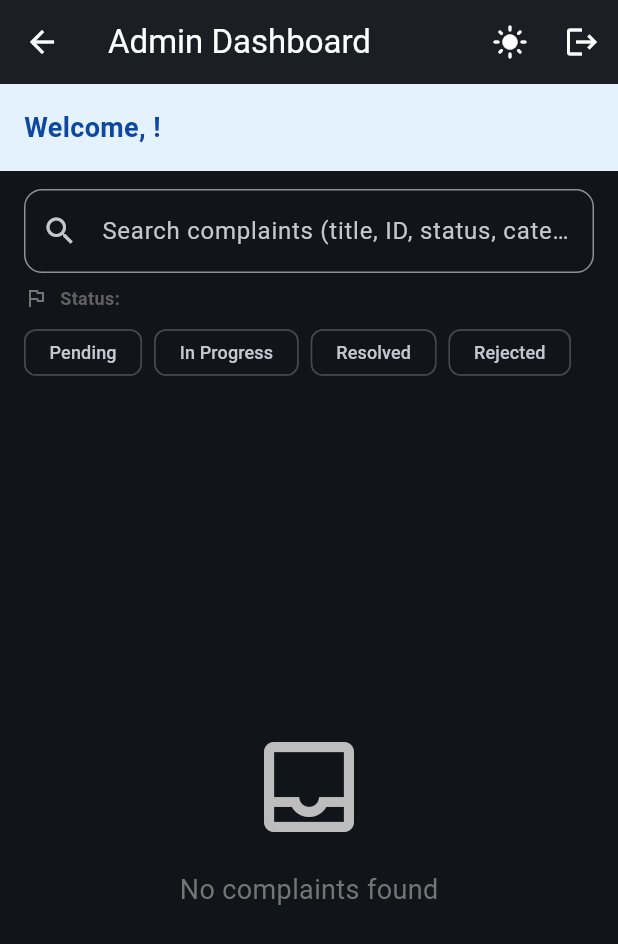
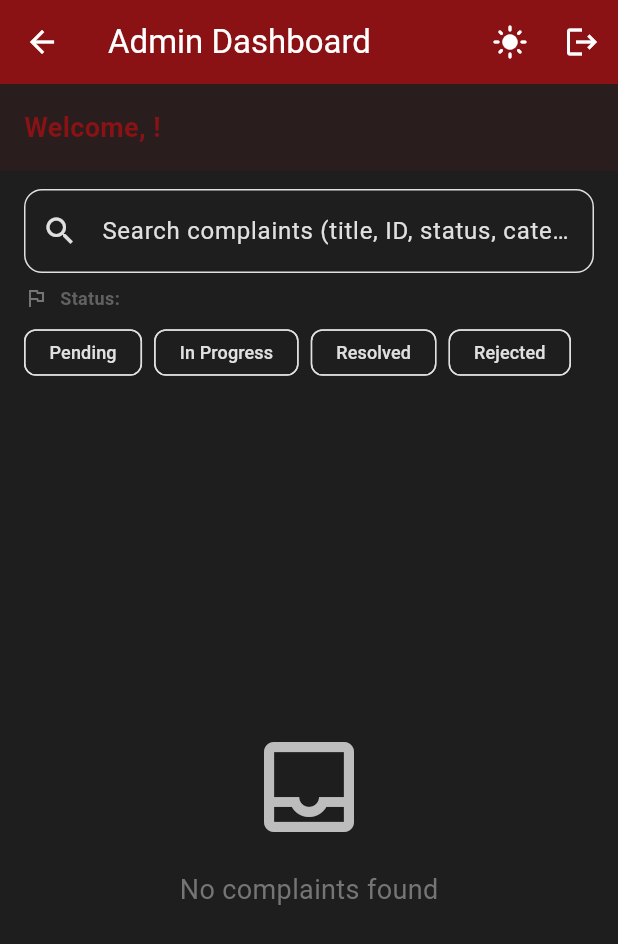
Before and after one commit to Thanu10ekoon/CoRe_Test, a Flutter app: the AdminDashboardScreen screen opened by its route, after a tap on "Pending", after a tap on "Clear all filters", after a tap on the "dark mode" icon, on a phone screen of 412 x 824 dp. Shown: the top 944 px of the screen. Run offline on Flutter 3.47's test engine with Material 3 defaults, Android fonts, the phone set to English and light mode, and no system bars; our stand-ins replace image_picker, shared_preferences; accounts and stored records are empty; network calls fail.

Commit message:
changed color palette to .eng.ruh format, updated readme

```diff
--- a/complaint-management/mobile/lib/main.dart
+++ b/complaint-management/mobile/lib/main.dart
@@ -26,24 +26,56 @@ class MyApp extends StatelessWidget {
           title: 'CoreMS',
           debugShowCheckedModeBanner: false,
           theme: ThemeData(
-            colorScheme: ColorScheme.fromSeed(seedColor: Colors.blue),
+            colorScheme: ColorScheme.light(
+              primary: const Color(0xFF5F0A0C), // Maroon
+              secondary: const Color(0xFFFDC134), // Golden
+              surface: Colors.white,
+              background: const Color(0xFFFAFAFA),
+              onPrimary: Colors.white,
+              onSecondary: const Color(0xFF5F0A0C),
+              onSurface: const Color(0xFF212121),
+              onBackground: const Color(0xFF212121),
+            ),
             useMaterial3: true,
-            appBarTheme: AppBarTheme(
-              backgroundColor: Colors.blue[700],
+            appBarTheme: const AppBarTheme(
+              backgroundColor: Color(0xFF5F0A0C),
               foregroundColor: Colors.white,
               elevation: 2,
             ),
+            floatingActionButtonTheme: const FloatingActionButtonThemeData(
+              backgroundColor: Color(0xFF5F0A0C),
+              foregroundColor: Colors.white,
+            ),
+            chipTheme: ChipThemeData(
+              selectedColor: const Color(0xFFFDC134).withOpacity(0.3),
+              checkmarkColor: const Color(0xFF5F0A0C),
+            ),
           ),
           darkTheme: ThemeData(
-            colorScheme: ColorScheme.fromSeed(
-              seedColor: Colors.blue,
-              brightness: Brightness.dark,
+            colorScheme: ColorScheme.dark(
+              primary: const Color(0xFF8B1214), // Lighter maroon for dark mode
+              secondary:
+                  const Color(0xFFFFD666), // Lighter golden for dark mode
+              surface: const Color(0xFF1E1E1E),
+              background: const Color(0xFF121212),
+              onPrimary: Colors.white,
+              onSecondary: const Color(0xFF1E1E1E),
+              onSurface: const Color(0xFFE0E0E0),
+              onBackground: const Color(0xFFE0E0E0),
             ),
             useMaterial3: true,
             appBarTheme: const AppBarTheme(
-              backgroundColor: Color(0xFF121212),
+              backgroundColor: Color(0xFF8B1214),
               foregroundColor: Colors.white,
               elevation: 2,
+            ),
+            floatingActionButtonTheme: const FloatingActionButtonThemeData(
+              backgroundColor: Color(0xFF8B1214),
+              foregroundColor: Colors.white,
+            ),
+            chipTheme: ChipThemeData(
+              selectedColor: const Color(0xFFFFD666).withOpacity(0.3),
+              checkmarkColor: const Color(0xFF8B1214),
             ),
           ),
           themeMode: mode,
--- a/complaint-management/mobile/lib/screens/admin_dashboard_screen.dart
+++ b/complaint-management/mobile/lib/screens/admin_dashboard_screen.dart
@@ -194,7 +194,7 @@ class _AdminDashboardScreenState extends State<AdminDashboardScreen> {
           Container(
             width: double.infinity,
             padding: const EdgeInsets.all(16),
-            color: Colors.blue[50],
+            color: Theme.of(context).colorScheme.primary.withOpacity(0.1),
             child: Column(
               crossAxisAlignment: CrossAxisAlignment.start,
               children: [
@@ -203,7 +203,7 @@ class _AdminDashboardScreenState extends State<AdminDashboardScreen> {
                   style: TextStyle(
                     fontSize: 18,
                     fontWeight: FontWeight.bold,
-                    color: Colors.blue[900],
+                    color: Theme.of(context).colorScheme.primary,
                   ),
                 ),
                 if (_subrole.isNotEmpty)
@@ -211,7 +211,10 @@ class _AdminDashboardScreenState extends State<AdminDashboardScreen> {
                     'Role: $_subrole',
                     style: TextStyle(
                       fontSize: 14,
-                      color: Colors.blue[700],
+                      color: Theme.of(context)
+                          .colorScheme
+                          .primary
+                          .withOpacity(0.8),
                     ),
                   ),
               ],
@@ -275,8 +278,11 @@ class _AdminDashboardScreenState extends State<AdminDashboardScreen> {
                               style: const TextStyle(fontSize: 12)),
                           selected:
                               _statusFilters.contains(status.toLowerCase()),
-                          selectedColor: Colors.blue[100],
-                          checkmarkColor: Colors.blue[900],
+                          selectedColor: Theme.of(context)
+                              .colorScheme
+                              .secondary
+                              .withOpacity(0.3),
+                          checkmarkColor: Theme.of(context).colorScheme.primary,
                           visualDensity: VisualDensity.compact,
                           onSelected: (selected) {
                             setState(() {
@@ -325,8 +331,12 @@ class _AdminDashboardScreenState extends State<AdminDashboardScreen> {
                                 style: const TextStyle(fontSize: 12)),
                             selected: _categoryFilters
                                 .contains(category.toLowerCase()),
-                            selectedColor: Colors.purple[100],
-                            checkmarkColor: Colors.purple[900],
+                            selectedColor: Theme.of(context)
+                                .colorScheme
+                                .secondary
+                                .withOpacity(0.3),
+                            checkmarkColor:
+                                Theme.of(context).colorScheme.primary,
                             visualDensity: VisualDensity.compact,
                             onSelected: (selected) {
                               setState(() {
@@ -482,13 +492,16 @@ class _AdminDashboardScreenState extends State<AdminDashboardScreen> {
                     vertical: 6,
                   ),
                   decoration: BoxDecoration(
-                    color: Colors.purple[100],
+                    color: Theme.of(context)
+                        .colorScheme
+                        .secondary
+                        .withOpacity(0.3),
                     borderRadius: BorderRadius.circular(20),
                   ),
                   child: Text(
                     complaint.category,
                     style: TextStyle(
-                      color: Colors.purple[900],
+                      color: Theme.of(context).colorScheme.primary,
                       fontSize: 12,
                       fontWeight: FontWeight.bold,
                     ),
--- a/complaint-management/mobile/lib/screens/login_screen.dart
+++ b/complaint-management/mobile/lib/screens/login_screen.dart
@@ -84,13 +84,10 @@ class _LoginScreenState extends State<LoginScreen> {
             builder: (context, mode, _) {
               return IconButton(
                 icon: Icon(
-                  mode == ThemeMode.dark
-                      ? Icons.light_mode
-                      : Icons.dark_mode,
+                  mode == ThemeMode.dark ? Icons.light_mode : Icons.dark_mode,
                 ),
                 onPressed: ThemeService.toggleTheme,
-                tooltip:
-                    mode == ThemeMode.dark ? 'Light mode' : 'Dark mode',
+                tooltip: mode == ThemeMode.dark ? 'Light mode' : 'Dark mode',
               );
             },
           ),
@@ -210,7 +207,8 @@ class _LoginScreenState extends State<LoginScreen> {
                           ElevatedButton(
                             onPressed: _isLoading ? null : _handleLogin,
                             style: ElevatedButton.styleFrom(
-                              backgroundColor: Colors.blue[700],
+                              backgroundColor:
+                                  Theme.of(context).colorScheme.primary,
                               foregroundColor: Colors.white,
                               padding: const EdgeInsets.symmetric(vertical: 16),
                               shape: RoundedRectangleBorder(
@@ -246,7 +244,7 @@ class _LoginScreenState extends State<LoginScreen> {
                   child: Text(
                     "Don't have an account? Sign up",
                     style: TextStyle(
-                      color: Colors.blue[700],
+                      color: Theme.of(context).colorScheme.primary,
                       fontSize: 16,
                     ),
                   ),
```
Also changed, not shown: complaint-management/mobile/lib/screens/complaint_details_screen.dart (+10 -4 lines), complaint-management/mobile/lib/screens/user_dashboard_screen.dart (+14 -7 lines), 1 other file.
